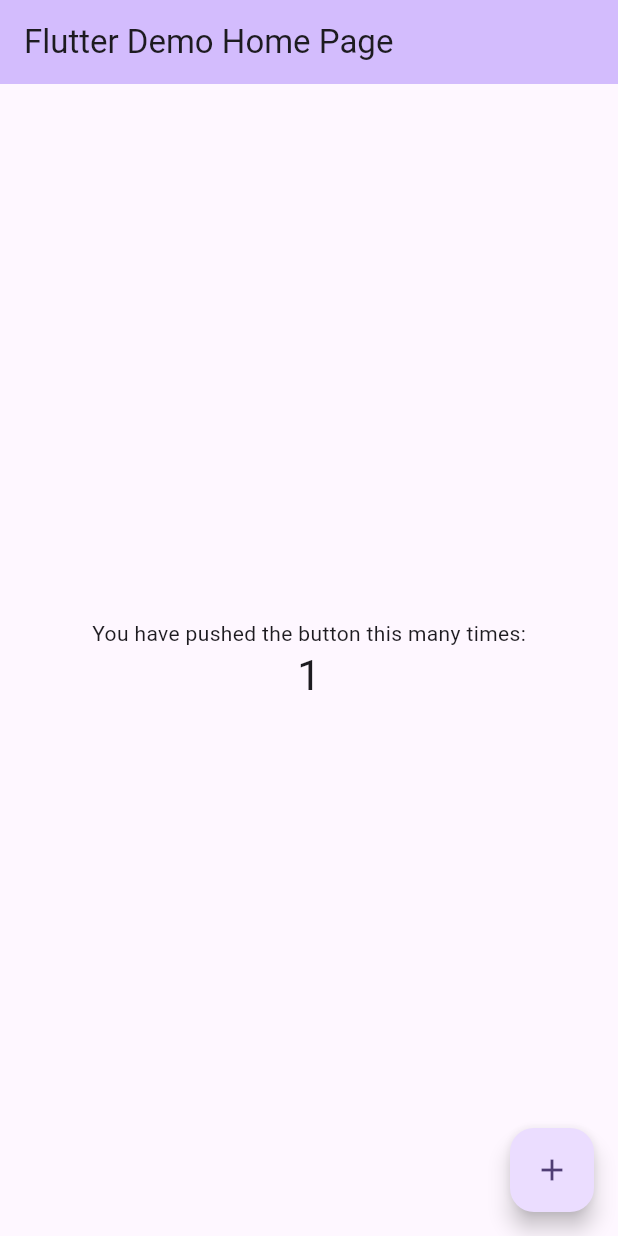
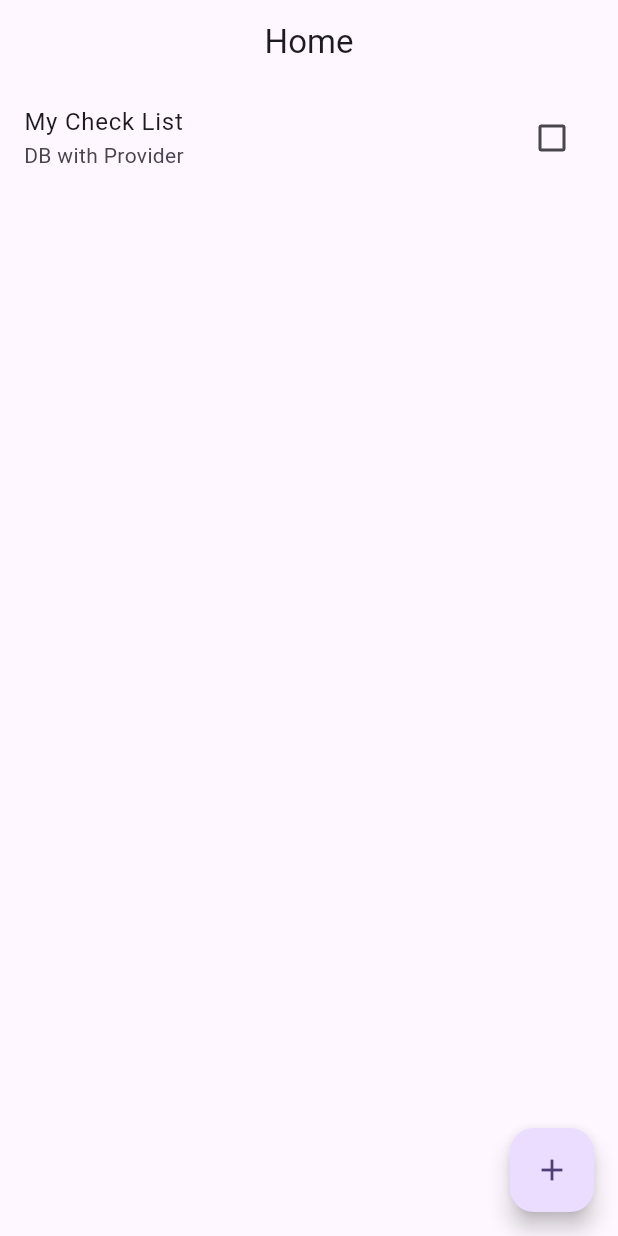
Before and after one commit to PritomChakrabarty/todo_mate_app, a Flutter app: the screen it shows after launch, after a tap on the "add" icon, on a phone screen of 412 x 824 dp. Run offline on Flutter 3.47's test engine with Material 3 defaults, Android fonts, the phone set to English and light mode, and no system bars; our stand-ins replace sqflite; accounts and stored records are empty.

Commit message:
home_page_with_data_base_creation

```diff
--- /dev/null
+++ b/lib/db_helper.dart
@@ -0,0 +1,66 @@
+import 'dart:io';
+
+import 'package:path/path.dart';
+import 'package:path_provider/path_provider.dart';
+import 'package:sqflite/sqflite.dart';
+
+class DbHelper {
+  DbHelper._();
+
+  static DbHelper getInstance() => DbHelper._();
+
+  Database? mDb;
+
+  Future<Database> initDB() async {
+    if(mDb == null){
+      mDb = await openDB();
+      return mDb!;
+    } else {
+      return mDb!;
+    }
+  }
+
+  Future<Database> openDB() async {
+    Directory mDir = await getApplicationDocumentsDirectory();
+    String mPath = join(mDir.path, "todoDB.db");
+    return await openDatabase(mPath, version: 1, onCreate: (db, version){
+
+      db.execute("Create table todo(t_id integer primary key autoincrement, t_title text, t_desc text, t_isCompleted integer, t_created_at text, t_priority integer)");
+
+    });
+  }
+
+  ///Events
+
+  Future<bool> addTodo({required String title, required String desc, int priority=1}) async{
+    var db = await initDB();
+    int rowsEffected = await db.insert("todo", {
+      "t_title": title,
+      "t_desc": desc,
+      "t_isCompleted": 0,
+      "t_created_at": DateTime.now().millisecondsSinceEpoch.toString(),
+      "t_priority": priority
+    });
+    return rowsEffected > 0;
+  }
+
+  Future<List<Map<String, dynamic>>> fetchAllTodo() async {
+    var db = await initDB();
+    List<Map<String, Object?>> allTodo = await db.query("todo");
+
+    return allTodo;
+  }
+
+  Future<bool> updateTodoCompleted({required int id, required bool isCompleted}) async{
+    var db = await initDB();
+
+    int rowsEffected = await db.update("todo", {
+      "t_isCompleted": isCompleted ? 1 : 0
+    },
+    where: "t_id = ?",
+    whereArgs: ["$id"]
+    );
+    return rowsEffected > 0;
+  }
+
+}
--- /dev/null
+++ b/lib/home_page.dart
@@ -0,0 +1,65 @@
+import 'package:flutter/material.dart';
+import 'package:todo_mate/db_helper.dart';
+
+class HomePage extends StatefulWidget {
+  @override
+  State<HomePage> createState() => _HomePageState();
+}
+
+class _HomePageState extends State<HomePage> {
+  DbHelper? dbHelper;
+  List<Map<String, dynamic>> mTodo = [];
+
+  @override
+  void initState() {
+    super.initState();
+
+    dbHelper = DbHelper.getInstance();
+    getTodos();
+  }
+
+  void getTodos() async{
+    mTodo = await dbHelper!.fetchAllTodo();
+    setState(() {
+
+    });
+  }
+
+  @override
+  Widget build(BuildContext context) {
+    return Scaffold(
+      appBar: AppBar(
+        title: Text('Home'),
+        centerTitle: true,
+      ),
+      body: mTodo.isNotEmpty ? ListView.builder(
+        itemCount: mTodo.length,
+        itemBuilder: (_, index) {
+          return CheckboxListTile(
+            title: Text(mTodo[index]["t_title"], style: TextStyle(
+              decoration: mTodo[index]["t_isCompleted"] == 1 ? TextDecoration.lineThrough : TextDecoration.none
+            ),),
+            subtitle: Text(mTodo[index]["t_desc"], style: TextStyle(
+              decoration: mTodo[index]["t_isCompleted"] == 1 ? TextDecoration.lineThrough : TextDecoration.none
+            ),),
+            value: mTodo[index]["t_isCompleted"] == 1,
+            onChanged: (value) async {
+              bool check = await dbHelper!.updateTodoCompleted(id: mTodo[index]["t_id"], isCompleted: value!);
+              if(check){
+                getTodos();
+              }
+            });
+      }) : Center(
+        child: Text("No Todo"),
+      ),
+      floatingActionButton: FloatingActionButton(onPressed: () async{
+        bool check = await dbHelper!.addTodo(title: "My Check List", desc: "DB with Provider");
+
+        if(check){
+          getTodos();
+        }
+      },child: Icon(Icons.add),
+      ),
+    );
+  }
+}
--- a/lib/main.dart
+++ b/lib/main.dart
@@ -1,4 +1,5 @@
 import 'package:flutter/material.dart';
+import 'package:todo_mate/home_page.dart';
 
 void main() {
   runApp(const MyApp());
@@ -12,114 +13,12 @@ class MyApp extends StatelessWidget {
   Widget build(BuildContext context) {
     return MaterialApp(
       title: 'Flutter Demo',
+      debugShowCheckedModeBanner: false,
       theme: ThemeData(
-        // This is the theme of your application.
-        //
-        // TRY THIS: Try running your application with "flutter run". You'll see
-        // the application has a purple toolbar. Then, without quitting the app,
-        // try changing the seedColor in the colorScheme below to Colors.green
-        // and then invoke "hot reload" (save your changes or press the "hot
-        // reload" button in a Flutter-supported IDE, or press "r" if you used
-        // the command line to start the app).
-        //
-        // Notice that the counter didn't reset back to zero; the application
-        // state is not lost during the reload. To reset the state, use hot
-        // restart instead.
-        //
-        // This works for code too, not just values: Most code changes can be
-        // tested with just a hot reload.
         colorScheme: ColorScheme.fromSeed(seedColor: Colors.deepPurple),
         useMaterial3: true,
       ),
-      home: const MyHomePage(title: 'Flutter Demo Home Page'),
+      home: HomePage(),
     );
   }
 }
-
-class MyHomePage extends StatefulWidget {
-  const MyHomePage({super.key, required this.title});
-
-  // This widget is the home page of your application. It is stateful, meaning
-  // that it has a State object (defined below) that contains fields that affect
-  // how it looks.
-
-  // This class is the configuration for the state. It holds the values (in this
-  // case the title) provided by the parent (in this case the App widget) and
-  // used by the build method of the State. Fields in a Widget subclass are
-  // always marked "final".
-
-  final String title;
-
-  @override
-  State<MyHomePage> createState() => _MyHomePageState();
-}
-
-class _MyHomePageState extends State<MyHomePage> {
-  int _counter = 0;
-
-  void _incrementCounter() {
-    setState(() {
-      // This call to setState tells the Flutter framework that something has
-      // changed in this State, which causes it to rerun the build method below
-      // so that the display can reflect the updated values. If we changed
-      // _counter without calling setState(), then the build method would not be
-      // called again, and so nothing would appear to happen.
-      _counter++;
-    });
-  }
-
-  @override
-  Widget build(BuildContext context) {
-    // This method is rerun every time setState is called, for instance as done
-    // by the _incrementCounter method above.
-    //
-    // The Flutter framework has been optimized to make rerunning build methods
-    // fast, so that you can just rebuild anything that needs updating rather
-    // than having to individually change instances of widgets.
-    return Scaffold(
-      appBar: AppBar(
-        // TRY THIS: Try changing the color here to a specific color (to
-        // Colors.amber, perhaps?) and trigger a hot reload to see the AppBar
-        // change color while the other colors stay the same.
-        backgroundColor: Theme.of(context).colorScheme.inversePrimary,
-        // Here we take the value from the MyHomePage object that was created by
-        // the App.build method, and use it to set our appbar title.
-        title: Text(widget.title),
-      ),
-      body: Center(
-        // Center is a layout widget. It takes a single child and positions it
-        // in the middle of the parent.
-        child: Column(
-          // Column is also a layout widget. It takes a list of children and
-          // arranges them vertically. By default, it sizes itself to fit its
-          // children horizontally, and tries to be as tall as its parent.
-          //
-          // Column has various properties to control how it sizes itself and
-          // how it positions its children. Here we use mainAxisAlignment to
-          // center the children vertically; the main axis here is the vertical
-          // axis because Columns are vertical (the cross axis would be
-          // horizontal).
-          //
-          // TRY THIS: Invoke "debug painting" (choose the "Toggle Debug Paint"
-          // action in the IDE, or press "p" in the console), to see the
-          // wireframe for each widget.
-          mainAxisAlignment: MainAxisAlignment.center,
-          children: <Widget>[
-            const Text(
-              'You have pushed the button this many times:',
-            ),
-            Text(
-              '$_counter',
-              style: Theme.of(context).textTheme.headlineMedium,
-            ),
-          ],
-        ),
-      ),
-      floatingActionButton: FloatingActionButton(
-        onPressed: _incrementCounter,
-        tooltip: 'Increment',
-        child: const Icon(Icons.add),
-      ), // This trailing comma makes auto-formatting nicer for build methods.
-    );
-  }
-}
--- a/pubspec.yaml
+++ b/pubspec.yaml
@@ -34,6 +34,10 @@ dependencies:
   # The following adds the Cupertino Icons font to your application.
   # Use with the CupertinoIcons class for iOS style icons.
   cupertino_icons: ^1.0.8
+  provider: ^6.1.5+1
+  sqflite: ^2.4.1
+  path: ^1.9.0
+  path_provider: ^2.1.5
 
 dev_dependencies:
   flutter_test:
```
Also changed, not shown: pubspec.lock, 1 other file.
